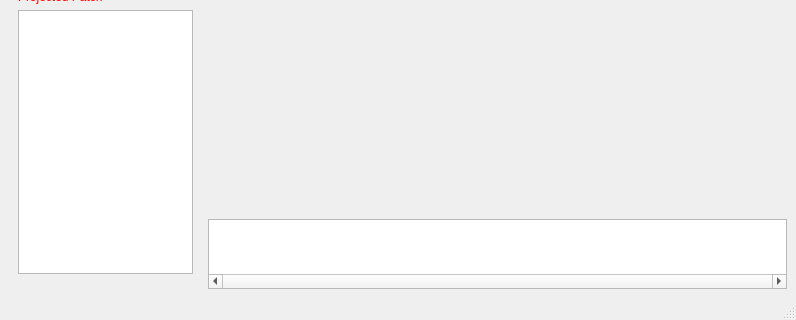
First picture: the form in InteractivePatchProjectionWidget.ui, repository daviddoria/InteractivePatchProjection, before the edit; both pictures show x 0 to 796 and y 383 to 703 of the 796 by 703 pixel window.
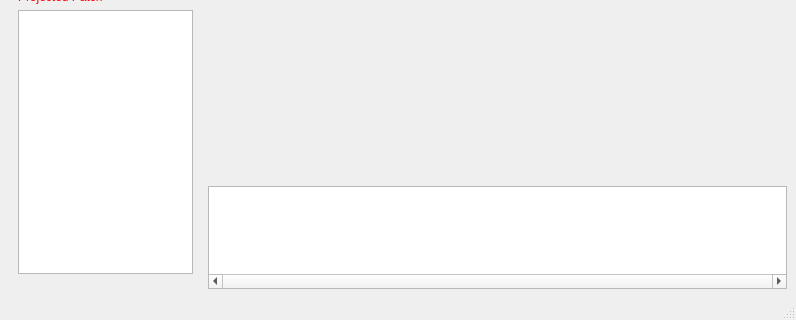
Second picture: the form after the edit. Custom widgets are drawn as their Qt base class.

Patch:
```diff
--- a/InteractivePatchProjectionWidget.ui
+++ b/InteractivePatchProjectionWidget.ui
@@ -85,7 +85,7 @@
      </widget>
     </item>
     <item>
-     <layout class="QVBoxLayout" name="verticalLayout_2" stretch="10,1">
+     <layout class="QVBoxLayout" name="verticalLayout_2" stretch="10,2">
       <item>
        <widget class="QVTKWidget" name="qvtkWidget"/>
       </item>
```
